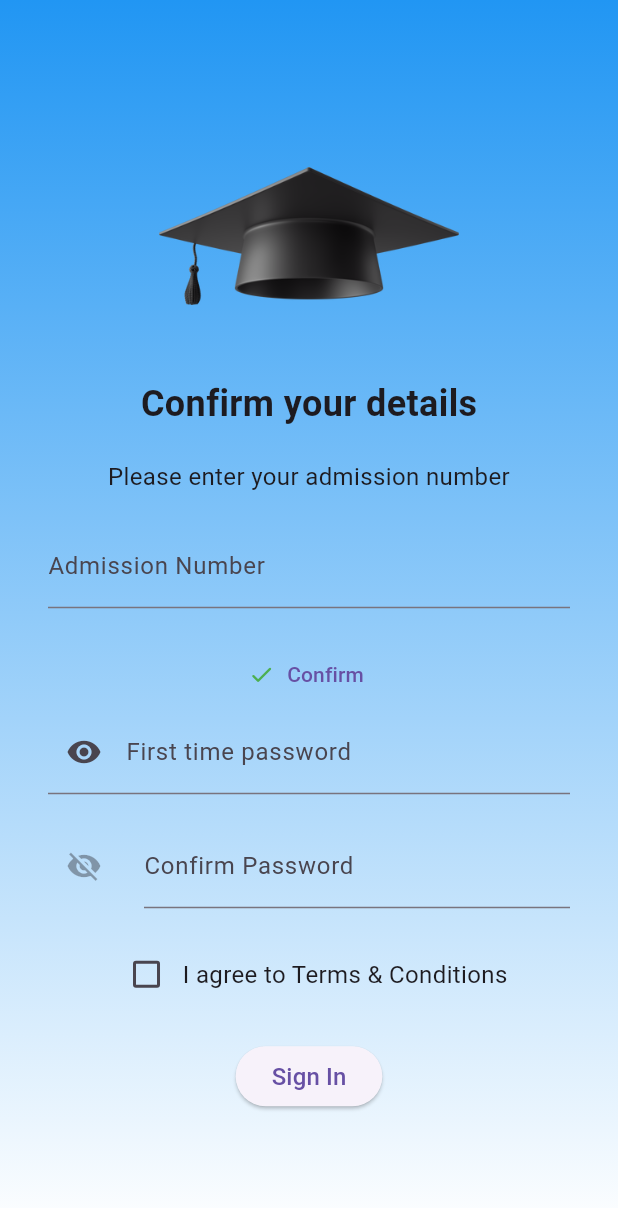
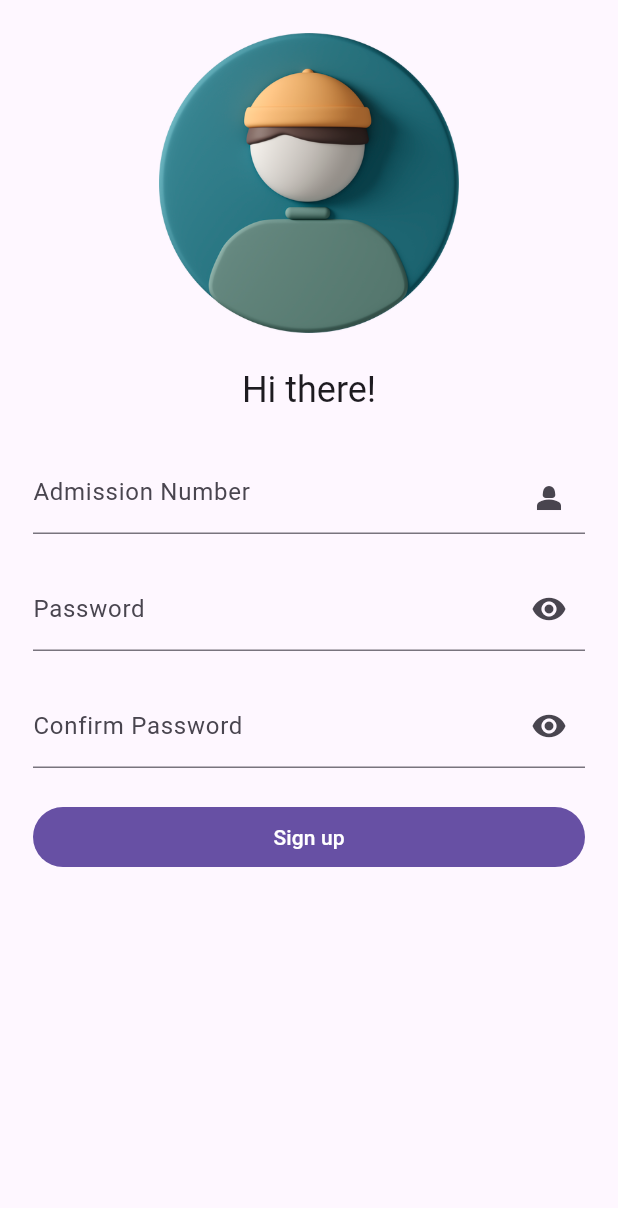
Before and after one commit to dita-daystaruni/orientation_ap, a Flutter app: the SignUp screen opened by its route, on a phone screen of 412 x 824 dp. Shown: the top 1208 px of the screen. Run offline on Flutter 3.47's test engine with Material 3 defaults, Android fonts, the phone set to English and light mode, and no system bars; our stand-ins replace get.

Commit message:
chore: fixed some ui inconsitencies

```diff
--- a/lib/pages/sign_up.dart
+++ b/lib/pages/sign_up.dart
@@ -2,190 +2,96 @@ import 'package:flutter/material.dart';
 import 'package:get/get.dart';
 
 class SignUp extends StatefulWidget {
-  SignUp({super.key});
+  const SignUp({super.key});
 
   @override
   State<SignUp> createState() => _SignUpState();
 }
 
 class _SignUpState extends State<SignUp> {
-  final TextEditingController admnocontroller = TextEditingController();
+  int x = 0;
+  bool showPassword = false;
+  bool showConfirmPassword = false;
 
-  final TextEditingController firsttimepassword = TextEditingController();
-
-  final TextEditingController confirmpassword = TextEditingController();
-
-  bool isvisible = false;
-  bool ischecked = false;
-
+  TextEditingController admnoController = TextEditingController();
+  TextEditingController password = TextEditingController();
+  TextEditingController confirmPassword = TextEditingController();
   @override
   Widget build(BuildContext context) {
     return Scaffold(
-      body: Container(
-        decoration: const BoxDecoration(
-          gradient: LinearGradient(
-            begin: Alignment.topCenter,
-            end: Alignment.bottomCenter,
-            colors: <Color>[
-              Colors.blue,
-              Colors.white,
-            ],
-          ),
-        ),
-        child: Stack(
-          children: [
-            Center(
-              child: Padding(
-                padding: const EdgeInsets.all(16.0),
+      body: SafeArea(
+        minimum: const EdgeInsets.all(22),
         child: SingleChildScrollView(
           child: Column(
             mainAxisAlignment: MainAxisAlignment.center,
-                    crossAxisAlignment: CrossAxisAlignment.center,
+            crossAxisAlignment: CrossAxisAlignment.stretch,
             children: [
               Image.asset(
-                        "assets/images/business-3d-black-graduation-cap.png",
-                        height: 150,
-                        width: 200,
+                "assets/images/profile.png",
+                height: 200,
               ),
-                      const SizedBox(
-                        height: 20,
+              const SizedBox(height: 22),
+              Text(
+                "Hi there!",
+                textAlign: TextAlign.center,
+                style: Theme.of(context).textTheme.headlineSmall,
               ),
-                      const Text(
-                        "Confirm your details",
-                        style: TextStyle(
-                            fontSize: 24, fontWeight: FontWeight.bold),
-                      ),
-                      const SizedBox(
-                        height: 20,
-                      ),
-                      const Padding(
-                        padding: EdgeInsets.symmetric(horizontal: 16.0),
-                        child: Text(
-                          "Please enter your admission number",
-                          style: TextStyle(
-                            fontSize: 16,
-                            fontWeight: FontWeight.normal,
-                          ),
-                          textAlign: TextAlign.center,
+              const SizedBox(height: 32),
+              TextFormField(
+                decoration: InputDecoration(
+                  suffixIcon: Icon(Icons.person_2),
+                  hintText: "Admission Number",
                 ),
               ),
-                      const SizedBox(
-                        height: 20,
-                      ),
-                      Padding(
-                        padding: const EdgeInsets.symmetric(horizontal: 16.0),
-                        child: Column(
-                          children: [
+              const SizedBox(height: 22),
               TextFormField(
-                              decoration: const InputDecoration(
-                                labelText: 'Admission Number',
-                              ),
-                              controller: admnocontroller,
-                            ),
-                            const SizedBox(
-                              height: 20,
-                            ),
-                            TextButton.icon(
-                                onPressed: () => {},
-                                icon: const Icon(
-                                  Icons.done_rounded,
-                                  color: Colors.green,
-                                ),
-                                label: const Text("Confirm")),
-                            TextFormField(
-                              controller: firsttimepassword,
+                controller: password,
                 decoration: InputDecoration(
-                                labelText: 'First time password',
-                                prefixIcon: IconButton(
+                  labelText: 'Password',
+                  suffixIcon: IconButton(
                     onPressed: () {
                       setState(() {
-                                      isvisible = !isvisible;
+                        showPassword = !showPassword;
                       });
-                                    print('hELLO');
                     },
                     icon: Icon(
-                                    isvisible
+                      showPassword ? Icons.visibility_off : Icons.visibility,
+                    ),
+                  ),
+                ),
+                obscureText: showPassword,
+              ),
+              const SizedBox(height: 22),
+              TextFormField(
+                controller: confirmPassword,
+                decoration: InputDecoration(
+                  labelText: 'Confirm Password',
+                  suffixIcon: IconButton(
+                    onPressed: () {
+                      setState(() {
+                        showConfirmPassword = !showConfirmPassword;
+                      });
+                    },
+                    icon: Icon(
+                      showConfirmPassword
                           ? Icons.visibility_off
                           : Icons.visibility,
                     ),
                   ),
                 ),
-                              obscureText: isvisible,
+                obscureText: showConfirmPassword,
               ),
-                            const SizedBox(
-                              height: 20,
-                            ),
-                            TextFormField(
-                              controller: confirmpassword,
-                              decoration: InputDecoration(
-                                labelText: 'Confirm Password',
-                                icon: IconButton(
-                                  onPressed: togglepasswordvisibility(),
-                                  icon: Icon(
-                                    isvisible
-                                        ? Icons.visibility_off
-                                        : Icons.visibility,
-                                  ),
-                                ),
-                              ),
-                            ),
-                          ],
-                        ),
-                      ),
-                      const SizedBox(
-                        height: 20,
-                      ),
-                      Row(
-                        mainAxisAlignment: MainAxisAlignment.center,
-                        children: [
-                          Checkbox(
-                            value: ischecked,
-                            onChanged: (value) {},
-                          ),
-                          const Text(
-                            "I agree to Terms & Conditions",
-                            style: TextStyle(
-                                fontSize: 16, fontWeight: FontWeight.normal),
-                          ),
-                        ],
-                      ),
-                      const SizedBox(
-                        height: 20,
-                      ),
-                      Positioned(
-                        bottom: 10,
-                        right: 120,
-                        left: 120,
-                        child: ElevatedButton(
-                          onPressed: navigatetosingin,
-                          child: const Text(
-                            "Sign In",
-                            style: TextStyle(fontSize: 16),
-                          ),
-                        ),
+              const SizedBox(height: 22),
+              FilledButton(
+                onPressed: () {
+                  setState(() {});
+                },
+                child: const Text("Sign up"),
               ),
             ],
           ),
         ),
       ),
-            ),
-          ],
-        ),
-      ),
     );
   }
-
-  toggleischecked() {
-    ischecked = !ischecked;
 }
-
-  navigatetosingin() {
-    Get.toNamed("/sign_in");
-  }
-
-  togglepasswordvisibility() {
-    setState(() {
-      isvisible = !isvisible;
-    });
-  }
-}
```
Also changed, not shown: lib/pages/sign_in.dart (+5 -17 lines), lib/pages/splash_screen.dart (+27 -33 lines), pubspec.lock. Lines whose indentation alone changed are shown as unchanged.
